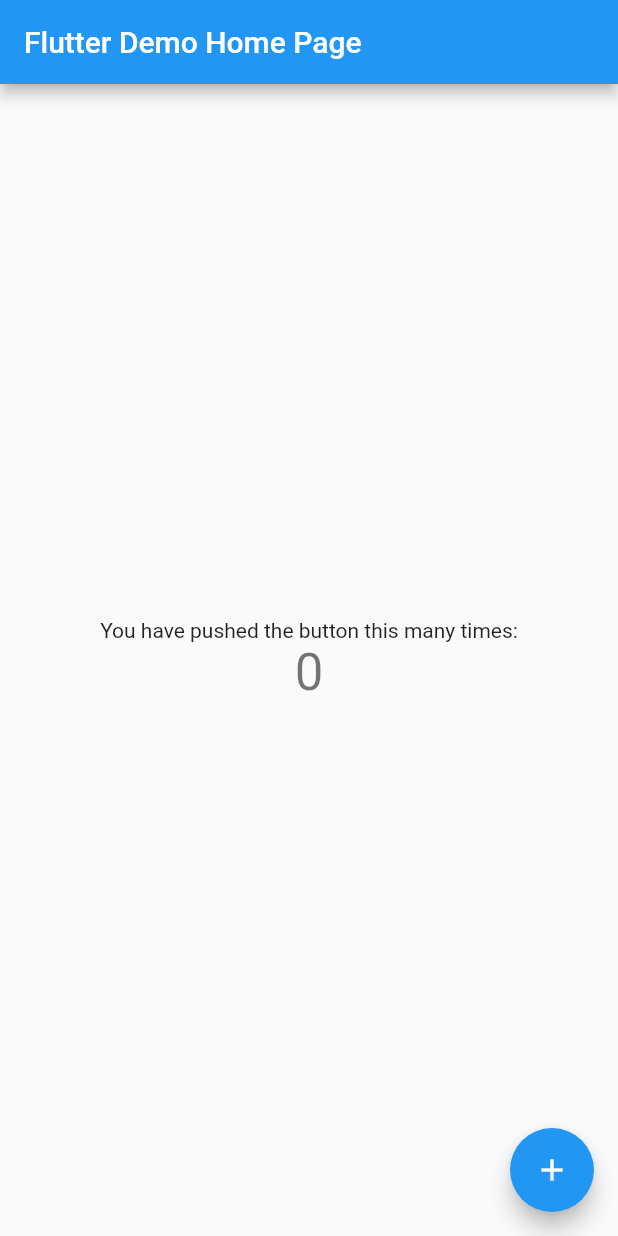
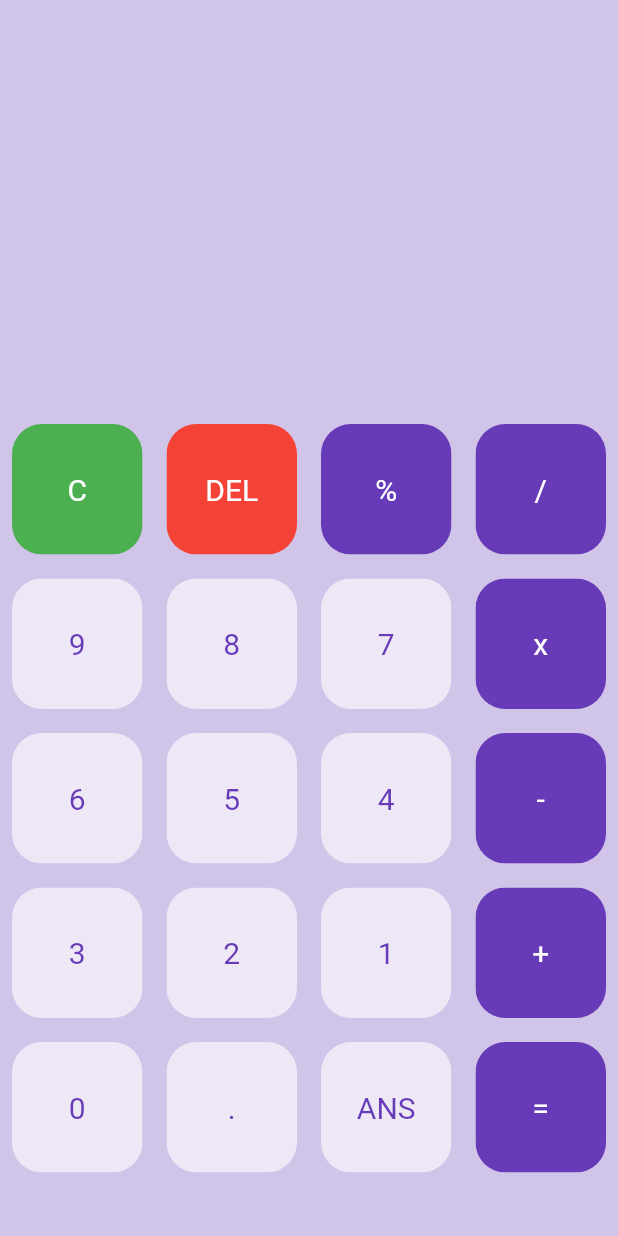
Before and after one commit to fibbly/flutter-calculator, a Flutter app: the screen it shows after launch, on a phone screen of 412 x 824 dp. Run offline on Flutter 3.47's test engine with Material 2 defaults, Android fonts, the phone set to English and light mode, and no system bars; our stand-ins replace math_expressions.

Commit message:
feat: flutter calculator

```diff
--- /dev/null
+++ b/lib/buttons.dart
@@ -0,0 +1,41 @@
+import "package:flutter/material.dart";
+
+class MyButton extends StatelessWidget {
+  final Color? color;
+  final Color textColor;
+  final String buttonText;
+  final void Function()? buttonTapped;
+
+  const MyButton({
+    Key? key,
+    required this.buttonText,
+    required this.color,
+    required this.textColor,
+    required this.buttonTapped,
+  }) : super(key: key);
+
+  @override
+  Widget build(BuildContext context) {
+    return GestureDetector(
+      onTap: buttonTapped,
+      child: Padding(
+        padding: const EdgeInsets.all(8.0),
+        child: ClipRRect(
+          borderRadius: BorderRadius.circular(20),
+          child: Container(
+            color: color,
+            child: Center(
+              child: Text(
+                buttonText,
+                style: TextStyle(
+                  color: textColor,
+                  fontSize: 20,
+                ),
+              ),
+            ),
+          ),
+        ),
+      ),
+    );
+  }
+}
--- a/lib/main.dart
+++ b/lib/main.dart
@@ -1,4 +1,6 @@
 import 'package:flutter/material.dart';
+import 'package:flutter_calculator/buttons.dart';
+import 'package:math_expressions/math_expressions.dart';
 
 void main() {
   runApp(const MyApp());
@@ -7,21 +9,11 @@ void main() {
 class MyApp extends StatelessWidget {
   const MyApp({Key? key}) : super(key: key);
 
-  // This widget is the root of your application.
   @override
   Widget build(BuildContext context) {
     return MaterialApp(
       title: 'Flutter Demo',
       theme: ThemeData(
-        // This is the theme of your application.
-        //
-        // Try running your application with "flutter run". You'll see the
-        // application has a blue toolbar. Then, without quitting the app, try
-        // changing the primarySwatch below to Colors.green and then invoke
-        // "hot reload" (press "r" in the console where you ran "flutter run",
-        // or simply save your changes to "hot reload" in a Flutter IDE).
-        // Notice that the counter didn't reset back to zero; the application
-        // is not restarted.
         primarySwatch: Colors.blue,
       ),
       home: const MyHomePage(title: 'Flutter Demo Home Page'),
@@ -32,15 +24,6 @@ class MyApp extends StatelessWidget {
 class MyHomePage extends StatefulWidget {
   const MyHomePage({Key? key, required this.title}) : super(key: key);
 
-  // This widget is the home page of your application. It is stateful, meaning
-  // that it has a State object (defined below) that contains fields that affect
-  // how it looks.
-
-  // This class is the configuration for the state. It holds the values (in this
-  // case the title) provided by the parent (in this case the App widget) and
-  // used by the build method of the State. Fields in a Widget subclass are
-  // always marked "final".
-
   final String title;
 
   @override
@@ -48,68 +31,144 @@ class MyHomePage extends StatefulWidget {
 }
 
 class _MyHomePageState extends State<MyHomePage> {
-  int _counter = 0;
+  var userQuestion = "";
+  var userAnswer = "";
 
-  void _incrementCounter() {
-    setState(() {
-      // This call to setState tells the Flutter framework that something has
-      // changed in this State, which causes it to rerun the build method below
-      // so that the display can reflect the updated values. If we changed
-      // _counter without calling setState(), then the build method would not be
-      // called again, and so nothing would appear to happen.
-      _counter++;
-    });
-  }
+  final List<String> buttons = [
+    'C',
+    'DEL',
+    '%',
+    '/',
+    '9',
+    '8',
+    '7',
+    'x',
+    '6',
+    '5',
+    '4',
+    '-',
+    '3',
+    '2',
+    '1',
+    '+',
+    '0',
+    '.',
+    'ANS',
+    '=',
+  ];
 
   @override
   Widget build(BuildContext context) {
-    // This method is rerun every time setState is called, for instance as done
-    // by the _incrementCounter method above.
-    //
-    // The Flutter framework has been optimized to make rerunning build methods
-    // fast, so that you can just rebuild anything that needs updating rather
-    // than having to individually change instances of widgets.
     return Scaffold(
-      appBar: AppBar(
-        // Here we take the value from the MyHomePage object that was created by
-        // the App.build method, and use it to set our appbar title.
-        title: Text(widget.title),
+      backgroundColor: Colors.deepPurple[100],
+      body: Column(
+        children: [
+          Expanded(
+            child: Column(
+              mainAxisAlignment: MainAxisAlignment.spaceEvenly,
+              children: [
+                const SizedBox(
+                  height: 50,
+                ),
+                Container(
+                  padding: const EdgeInsets.all(20),
+                  alignment: Alignment.centerLeft,
+                  child: Text(
+                    userQuestion,
+                    style: const TextStyle(fontSize: 20),
+                  ),
+                ),
+                Container(
+                  padding: const EdgeInsets.all(20),
+                  alignment: Alignment.centerRight,
+                  child: Text(
+                    userAnswer,
+                    style: const TextStyle(fontSize: 20),
+                  ),
+                ),
+              ],
+            ),
+          ),
+          Expanded(
+            flex: 2,
+            child: GridView.builder(
+              itemCount: buttons.length,
+              gridDelegate: const SliverGridDelegateWithFixedCrossAxisCount(
+                crossAxisCount: 4,
+              ),
+              itemBuilder: (BuildContext context, int index) {
+                if (index == 0) {
+                  return MyButton(
+                    buttonTapped: () {
+                      setState(() {
+                        userQuestion = "";
+                      });
+                    },
+                    buttonText: buttons[index],
+                    color: Colors.green,
+                    textColor: Colors.white,
+                  );
+                } else if (index == 1) {
+                  return MyButton(
+                    buttonTapped: () {
+                      setState(() {
+                        userQuestion =
+                            userQuestion.substring(0, userQuestion.length - 1);
+                      });
+                    },
+                    buttonText: buttons[index],
+                    color: Colors.red,
+                    textColor: Colors.white,
+                  );
+                } else if (index == buttons.length - 1) {
+                  return MyButton(
+                    buttonTapped: () {
+                      setState(() {
+                        equalPressed();
+                      });
+                    },
+                    buttonText: buttons[index],
+                    color: Colors.deepPurple,
+                    textColor: Colors.white,
+                  );
+                } else {
+                  return MyButton(
+                    buttonTapped: () {
+                      setState(() {
+                        userQuestion += buttons[index];
+                      });
+                    },
+                    buttonText: buttons[index],
+                    color: isOperator(buttons[index])
+                        ? Colors.deepPurple
+                        : Colors.deepPurple[50],
+                    textColor: isOperator(buttons[index])
+                        ? Colors.white
+                        : Colors.deepPurple,
+                  );
+                }
+              },
+            ),
+          )
+        ],
       ),
-      body: Center(
-        // Center is a layout widget. It takes a single child and positions it
-        // in the middle of the parent.
-        child: Column(
-          // Column is also a layout widget. It takes a list of children and
-          // arranges them vertically. By default, it sizes itself to fit its
-          // children horizontally, and tries to be as tall as its parent.
-          //
-          // Invoke "debug painting" (press "p" in the console, choose the
-          // "Toggle Debug Paint" action from the Flutter Inspector in Android
-          // Studio, or the "Toggle Debug Paint" command in Visual Studio Code)
-          // to see the wireframe for each widget.
-          //
-          // Column has various properties to control how it sizes itself and
-          // how it positions its children. Here we use mainAxisAlignment to
-          // center the children vertically; the main axis here is the vertical
-          // axis because Columns are vertical (the cross axis would be
-          // horizontal).
-          mainAxisAlignment: MainAxisAlignment.center,
-          children: <Widget>[
-            const Text(
-              'You have pushed the button this many times:',
-            ),
-            Text(
-              '$_counter',
-              style: Theme.of(context).textTheme.headline4,
-            ),
-          ],
-        ),
-      ),
-      floatingActionButton: FloatingActionButton(
-        onPressed: _incrementCounter,
-        tooltip: 'Increment',
-        child: const Icon(Icons.add),
-      ), // This trailing comma makes auto-formatting nicer for build methods.
     );
   }
+
+  bool isOperator(String x) {
+    if (x == "%" || x == '/' || x == "x" || x == "-" || x == "+" || x == "=") {
+      return true;
+    }
+    return false;
+  }
+
+  void equalPressed() {
+    String finalQuestion = userQuestion;
+    finalQuestion = finalQuestion.replaceAll("x", "*");
+    Parser p = Parser();
+    Expression exp = p.parse(finalQuestion);
+    ContextModel cm = ContextModel();
+    double eval = exp.evaluate(EvaluationType.REAL, cm);
+    userAnswer = eval.toString();
+  }
 }
--- a/pubspec.yaml
+++ b/pubspec.yaml
@@ -3,7 +3,7 @@ description: A new Flutter project.
 
 # The following line prevents the package from being accidentally published to
 # pub.dev using `flutter pub publish`. This is preferred for private packages.
-publish_to: 'none' # Remove this line if you wish to publish to pub.dev
+publish_to: "none" # Remove this line if you wish to publish to pub.dev
 
 # The following defines the version and build number for your application.
 # A version number is three numbers separated by dots, like 1.2.43
@@ -30,10 +30,10 @@ dependencies:
   flutter:
     sdk: flutter
 
-
   # The following adds the Cupertino Icons font to your application.
   # Use with the CupertinoIcons class for iOS style icons.
   cupertino_icons: ^1.0.2
+  math_expressions: ^2.2.0
 
 dev_dependencies:
   flutter_test:
@@ -51,7 +51,6 @@ dev_dependencies:
 
 # The following section is specific to Flutter.
 flutter:
-
   # The following line ensures that the Material Icons font is
   # included with your application, so that you can use the icons in
   # the material Icons class.
```
Also changed, not shown: pubspec.lock.
